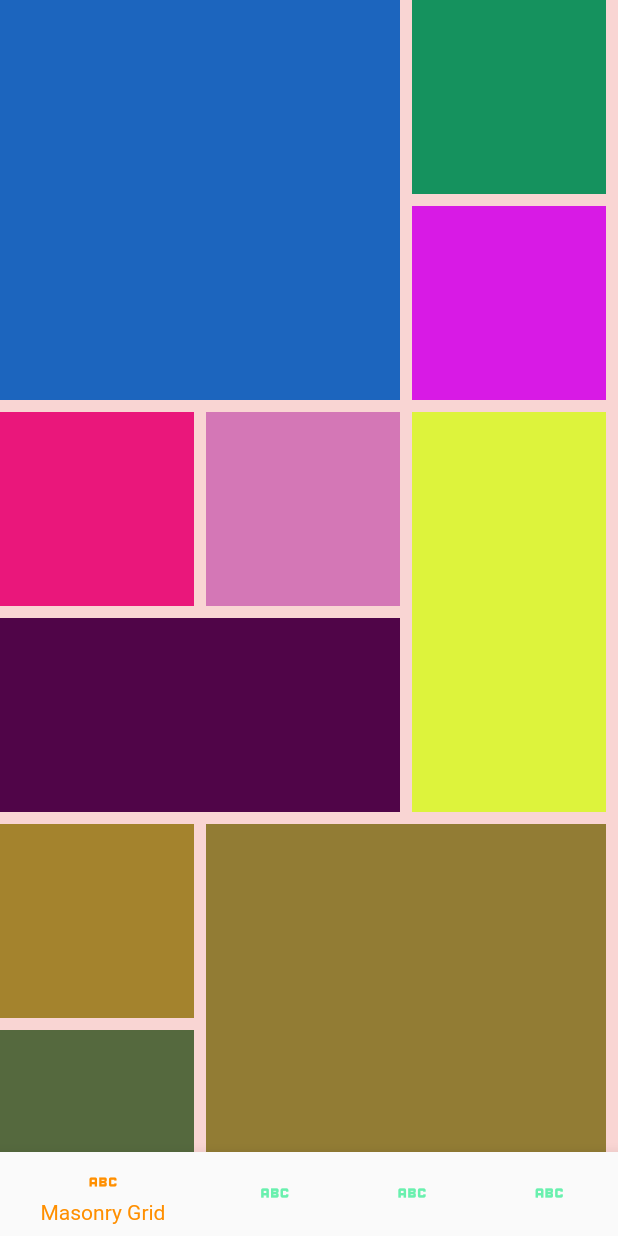
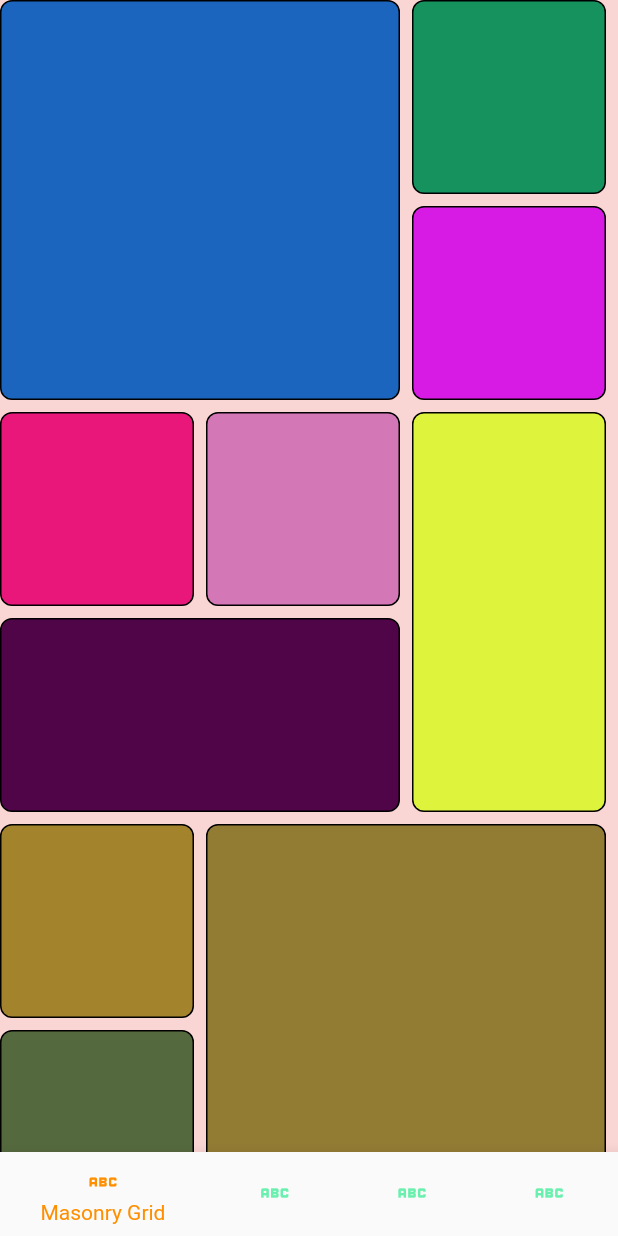
Before and after one commit to Khongchai/full_pass_builder, a Flutter app: the screen it shows after launch, on a phone screen of 412 x 824 dp. Run offline on Flutter 3.47's test engine with Material 2 defaults, Android fonts, the phone set to English and light mode, and no system bars.

Commit message:
did stuff

```diff
--- a/TODO.dart
+++ b/TODO.dart
@@ -1,5 +1 @@
-// Tests (against multiple layouts)
-// Alignment helpers to get stuff going fast.
 // Documentation.
-// The builder should also provide a context
-// Multi-page demo
--- a/example/lib/full_pass_builder_examples.dart
+++ b/example/lib/full_pass_builder_examples.dart
@@ -6,6 +6,7 @@ import 'package:full_pass_builder/full_pass_builder.dart';
 
 /// Sets of layout templates that conforms to the [LayouterVisitorWithContext] interface.
 ///
+/// Do not use any of these examples in production.
 class FullPassBuilderExamples {
   FullPassBuilderExamples._();
 
@@ -166,6 +167,7 @@ class FullPassBuilderExamples {
   }) {
     return FullPassBuilder(
         layouterVisitor: (context, layouter) {
+          final unit = layouter.constraints.maxWidth / maxColumn;
           double sizeY = MediaQuery.of(context).size.height;
 
           // Row
@@ -173,14 +175,12 @@ class FullPassBuilderExamples {
           layouter.forEachChild((constraints, size, offset, childIndex) {
             offset.set = Offset(xPointer, 0);
 
-            xPointer =
-                (xPointer + size.width + horizontalGap) % constraints.maxWidth;
+            xPointer = (xPointer + size.width + horizontalGap) % constraints.maxWidth;
           });
 
           // Column
           final List<double> yOffsetInEachColumnSoFar =
               List.filled(maxColumn, 0);
-          final unit = layouter.constraints.maxWidth / maxColumn;
           int columnIndex = 0;
           layouter.forEachChild((constraints, size, offset, childIndex) {
             offset.set =
@@ -189,7 +189,8 @@ class FullPassBuilderExamples {
             // ceil because a part of width is possibly subtracted by
             // horizontalWidth amount
             final columnSpan = (size.width / unit).ceil();
-            assert(columnSpan <= maxColumn, "Total span should not be more than maxColumn");
+            assert(columnSpan <= maxColumn,
+                "Total span should not be more than maxColumn");
 
             // If overflow, wrap around to 0.
             if (columnIndex + columnSpan > maxColumn) {
@@ -207,14 +208,21 @@ class FullPassBuilderExamples {
           });
 
           return Size(
-              MediaQuery.of(context).size.width, max(yOffsetInEachColumnSoFar.reduce((value, element) => max(value, element)), sizeY));
+              MediaQuery.of(context).size.width,
+              max(
+                  yOffsetInEachColumnSoFar
+                      .reduce((value, element) => max(value, element)),
+                  sizeY));
         },
         // Constrain based on the grid properties.
         // Not applying the horizontal gap just yet.
         childrenConstrainer: (originalConstraints, children) {
           final List<BoxConstraints> constraints =
               List.filled(children.length, originalConstraints);
-          final unit = originalConstraints.maxWidth / 3;
+          final unit = originalConstraints.maxWidth / maxColumn;
+          // Gaps are to the right of each rectangle, and the right most gap should
+          // be ignored, otherwise we'll have the left side with no gap and the
+          // right side with gap.
           for (int i = 0; i < children.length; i++) {
             final currentGrid = masonry[i];
             final gridWidth = unit * currentGrid.columnUnitCount;
@@ -231,12 +239,15 @@ class FullPassBuilderExamples {
 
   /// https://www.youtube.com/watch?v=Si5XJ_IocEs
   ///
-  /// Just an example of a custom layout calculation. Using the IntrinsicHeight,
-  /// as is shown in the video above might be more convenient.
+  /// Just an example of a custom layout calculation using siblings layout
+  /// information.
   ///
-  /// However, this one does not require a speculative layout and does not cause O(n^2) layout time.
+  /// Using the IntrinsicHeight, as is shown in the video above may be more
+  /// convenient in most cases. However, this one does not require a speculative
+  /// layout and does not cause O(n^2) layout time.
+  ///
   /// (but it might cause O(n^2) development time :p)
-  static FullPassBuilder intrinsicHeight({
+  static FullPassBuilder siblingsInformation({
     required Widget topLeft,
     required Widget center,
     required Widget bottomRight,
@@ -293,7 +304,11 @@ class MasonryGrid extends StatelessWidget {
   @override
   Widget build(BuildContext context) {
     return Container(
-      color: _randColor,
+      decoration: BoxDecoration(
+        border: Border.all(color: Colors.black),
+        color: _randColor,
+        borderRadius: BorderRadius.circular(8),
+      ),
       width: double.infinity,
       height: double.infinity,
     );
--- a/example/lib/main.dart
+++ b/example/lib/main.dart
@@ -17,6 +17,7 @@ class _MyAppState extends State<MyApp> {
     const Text("Hello"),
   ];
 
+  // Examples of APIs you can create with the FullPassBuilder
   late final List<Widget Function()> _examples = [
     () => FullPassBuilderExamples.masonryGrid(
           verticalGap: 8,
@@ -166,7 +167,7 @@ class _MyAppState extends State<MyApp> {
               },
               child: const Text("Sticky Button::Click to Add More Text")),
         ),
-    () => FullPassBuilderExamples.intrinsicHeight(
+    () => FullPassBuilderExamples.siblingsInformation(
           space: 16,
           topLeft: Container(
             color: Colors.red,
```
